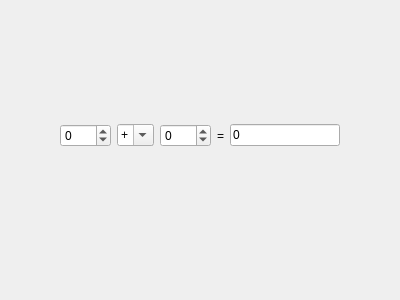
The window that semester2/hw4/task2/calculator.ui (romankurbatov/homework) describes before a commit, drawn with Qt 5.
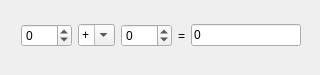
The same window after the commit.

Commit message: sem2hw4task2: Function, calculating the result, was moved from special class Computer to main class Calculator. The code became simplier.

```diff
--- a/semester2/hw4/task2/calculator.ui
+++ b/semester2/hw4/task2/calculator.ui
@@ -6,8 +6,8 @@
    <rect>
     <x>0</x>
     <y>0</y>
-    <width>400</width>
-    <height>300</height>
+    <width>320</width>
+    <height>75</height>
    </rect>
   </property>
   <property name="windowTitle">
@@ -16,8 +16,8 @@
   <widget class="QWidget" name="horizontalLayoutWidget">
    <property name="geometry">
     <rect>
-     <x>49</x>
-     <y>110</y>
+     <x>10</x>
+     <y>10</y>
      <width>302</width>
      <height>51</height>
     </rect>
```
The commit also changes 6 other files.
